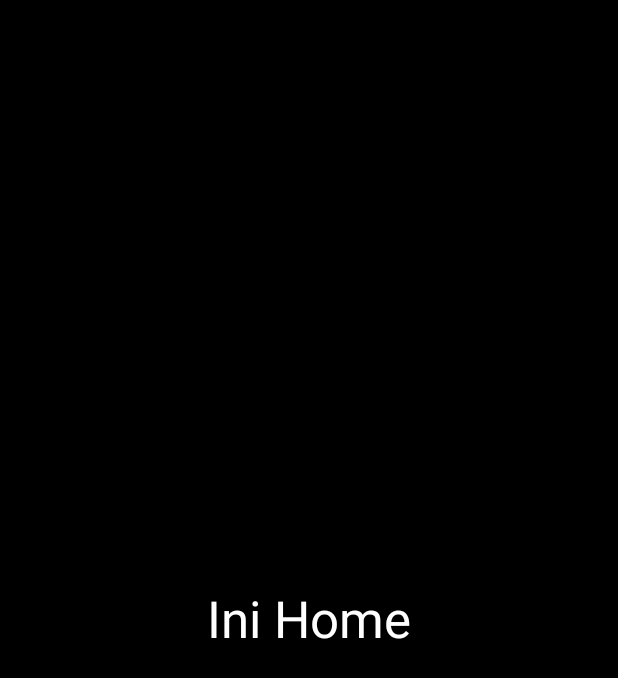
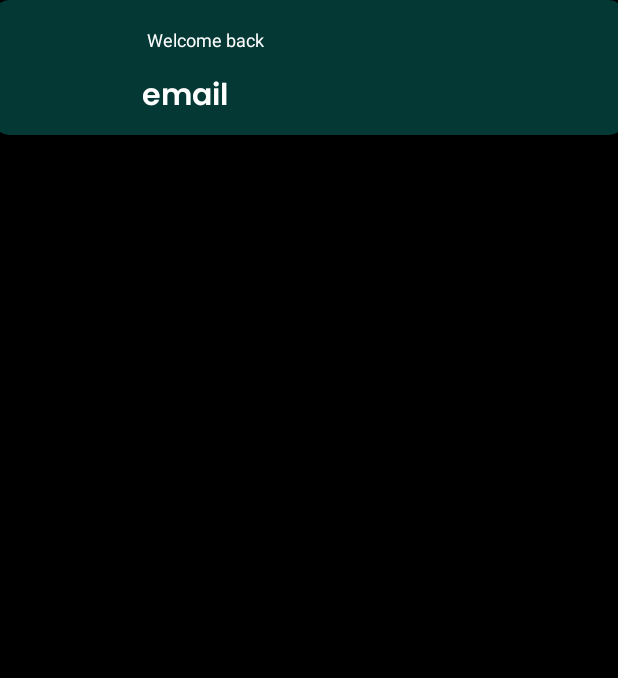
Before and after one commit to Reevez07/UX_Project, an Android app: the layout activity_home_page.xml on its own in the app's theme, with its tools: preview values and no code run, on a phone screen of 412 x 824 dp. Shown: the top 678 px of the screen. Run offline under Robolectric (Android 15) with nearby library versions, the phone set to English and light mode, and no system bars.

Commit message:
font poppins

```diff
--- a/app/src/main/res/layout/activity_home_page.xml
+++ b/app/src/main/res/layout/activity_home_page.xml
@@ -7,15 +7,44 @@
     android:background="@color/black"
     tools:context=".HomePage">
 
+    <ImageView
+        android:id="@+id/rectimage"
+        android:layout_width="420dp"
+        android:layout_height="90dp"
+        android:layout_marginStart="32dp"
+        android:layout_marginEnd="24dp"
+        android:src="@drawable/rectangle"
+        app:layout_constraintEnd_toEndOf="parent"
+        app:layout_constraintHorizontal_bias="0.581"
+        app:layout_constraintStart_toStartOf="parent"
+        app:layout_constraintTop_toTopOf="parent" />
+
+    <TextView
+        android:layout_width="wrap_content"
+        android:layout_height="wrap_content"
+        android:text="Welcome back"
+        android:textColor="#FFFFFF"
+        android:textSize="12sp"
+        app:layout_constraintBottom_toBottomOf="parent"
+        app:layout_constraintEnd_toEndOf="parent"
+        app:layout_constraintHorizontal_bias="0.293"
+        app:layout_constraintStart_toStartOf="parent"
+        app:layout_constraintTop_toTopOf="parent"
+        app:layout_constraintVertical_bias="0.022" />
+
     <TextView
         android:id="@+id/emailUser1"
         android:layout_width="wrap_content"
         android:layout_height="wrap_content"
-        android:text="Ini Home"
+        android:text="email"
         android:textColor="#FFFFFF"
-        android:textSize="34sp"
+        android:textSize="20sp"
+        android:fontFamily="@font/poppins_semi_bold"
         app:layout_constraintBottom_toBottomOf="parent"
         app:layout_constraintEnd_toEndOf="parent"
+        app:layout_constraintHorizontal_bias="0.267"
         app:layout_constraintStart_toStartOf="parent"
-        app:layout_constraintTop_toTopOf="parent" />
+        app:layout_constraintTop_toTopOf="parent"
+        app:layout_constraintVertical_bias="0.061" />
+
 </androidx.constraintlayout.widget.ConstraintLayout>
```
Also changed, not shown: app/src/main/res/font/poppins_black.ttf (added), app/src/main/res/font/poppins_black_italic.ttf (added), app/src/main/res/font/poppins_bold.ttf (added), app/src/main/res/font/poppins_bold_italic.ttf (added), app/src/main/res/font/poppins_extra_bold.ttf (added), app/src/main/res/font/poppins_extra_bold_italic.ttf (added), app/src/main/res/font/poppins_extra_light.ttf (added), app/src/main/res/font/poppins_extra_light_italic.ttf (added), app/src/main/res/font/poppins_italic.ttf (added), app/src/main/res/font/poppins_light.ttf (added), app/src/main/res/font/poppins_light_italic.ttf (added), app/src/main/res/font/poppins_medium.ttf (added), app/src/main/res/font/poppins_medium_italic.ttf (added), app/src/main/res/font/poppins_regular.ttf (added), 4 more files.
